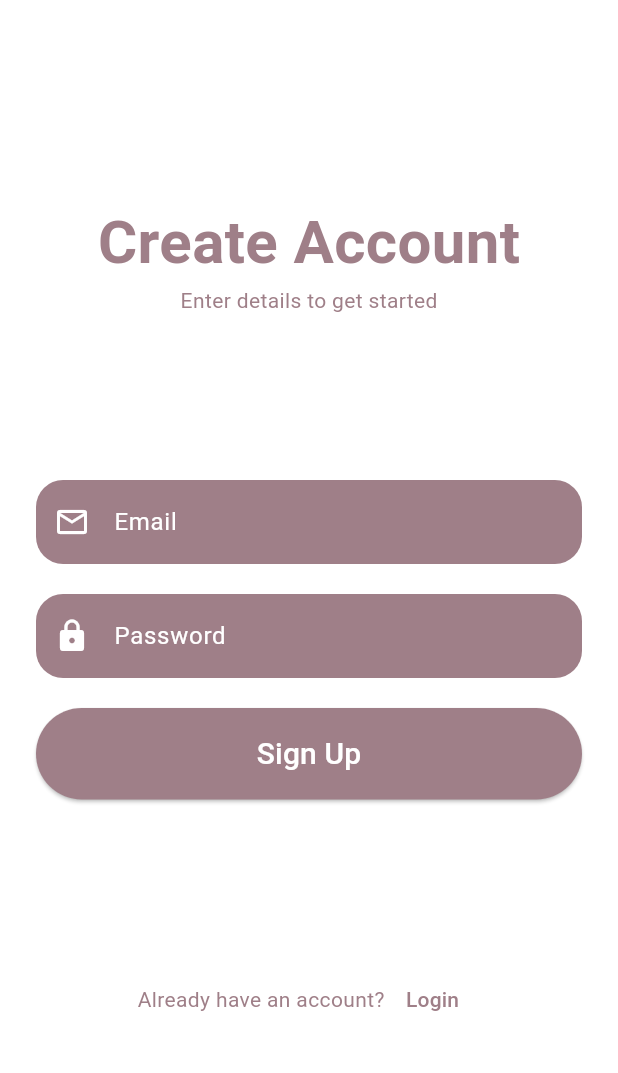
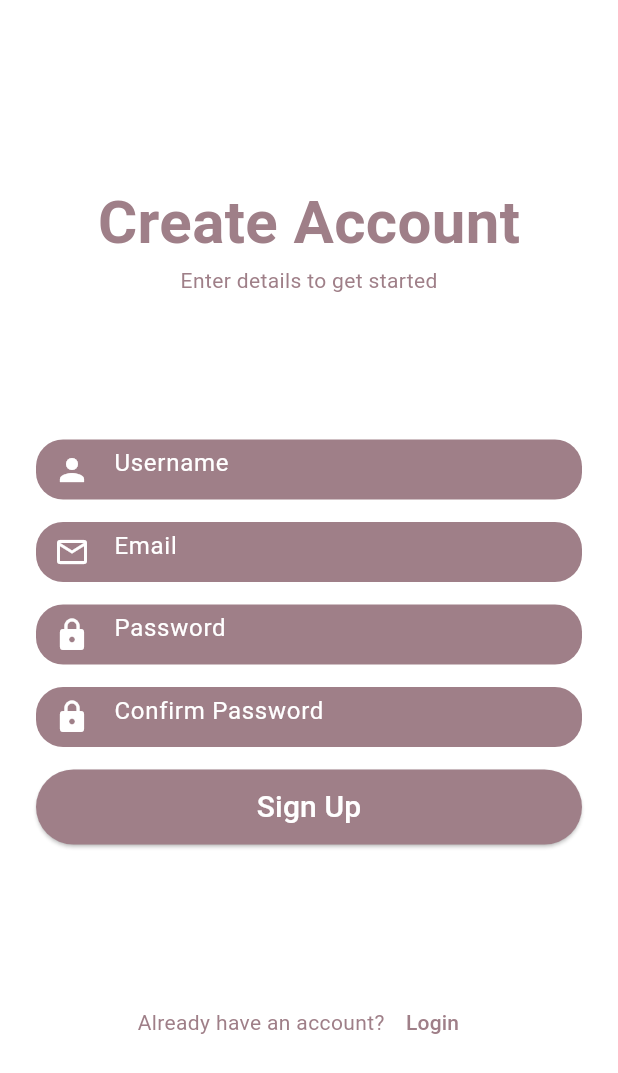
Before and after one commit to Medha1824/Loopwear, a Flutter app: the SignUpScreen screen opened directly, on a phone screen of 412 x 824 dp. Shown: the top 1073 px of the screen. Run offline on Flutter 3.47's test engine with Material 3 defaults, Android fonts, the light colour scheme and no system bars; our stand-ins replace cloud_firestore, firebase_auth, firebase_core, get, get_storage; accounts and stored records are empty; network calls fail.

Commit message:
signin_upgrade

```diff
--- a/lib/login_screen.dart
+++ b/lib/login_screen.dart
@@ -59,7 +59,9 @@ class _LoginPageState extends State<LoginPage> {
 
 
     }  on FirebaseAuthException catch (e) {
-  String message = "Login failed";
+      String message = "Login failed";
+      Color snackColor = Color(0xFF9F7F88);
+
 
   if (e.code == 'user-not-found') {
   message = "No user found for this email";
@@ -70,8 +72,11 @@ class _LoginPageState extends State<LoginPage> {
   }
 
   ScaffoldMessenger.of(context).showSnackBar(
-  SnackBar(content: Text(message)),
+    SnackBar(backgroundColor: snackColor,
+      content:Text(message,
+        style: const TextStyle(color: Colors.white),),),
   );
+
 
   }}
   @override
@@ -111,6 +116,7 @@ class _LoginPageState extends State<LoginPage> {
       children: [
         TextField(
           controller: email,
+          style: TextStyle(color: Colors.white),
           decoration: InputDecoration(
             hintText: "Email",
             hintStyle: TextStyle(
@@ -128,6 +134,7 @@ class _LoginPageState extends State<LoginPage> {
         SizedBox(height: 20),
         TextField(
           controller: password,
+          style: TextStyle(color: Colors.white),
           decoration: InputDecoration(
             hintText: "Password",
             hintStyle: TextStyle(
--- a/lib/sign_up_screen.dart
+++ b/lib/sign_up_screen.dart
@@ -28,14 +28,18 @@ class _SignUpScreenState extends State<SignUpScreen> {
       return null;
     }
   }
+  TextEditingController username=TextEditingController();
   TextEditingController email = TextEditingController();
   TextEditingController password = TextEditingController();
+  TextEditingController confirmpassword= TextEditingController();
 
   Future<void> register() async {
     if (email.text.isEmpty || password.text.isEmpty) {
       ScaffoldMessenger.of(context).showSnackBar(
-        SnackBar(content: Text("Email & Password required")),
-      );
+        SnackBar(backgroundColor:const Color(0xFF9F7F88),
+          content: Text("Email & Password required",
+                                style: TextStyle(color: Colors.white),),
+      ),);
       return;
     }
 
@@ -102,25 +106,60 @@ class _SignUpScreenState extends State<SignUpScreen> {
   _header(context){
     return Column(
         children: [
+          SizedBox(
+            height: 80,
+            child: Column(
+              mainAxisAlignment: MainAxisAlignment.center,
+              children: [
                 Text(
                   "Create Account",
-            style: TextStyle(fontSize: 40,fontWeight: FontWeight.bold,
-                color: const Color (0xFF9F7F88)),
+                  style: TextStyle(
+                    fontSize: 40,
+                    fontWeight: FontWeight.bold,
+                    color: const Color(0xFF9F7F88),
                   ),
-          Text("Enter details to get started",
-                style: TextStyle( color: const Color(0xFF9F7F88)),
                 ),
-
+                Text(
+                  "Enter details to get started",
+                  style: TextStyle(
+                    color: const Color(0xFF9F7F88),
+                  ),
+                ),
+              ],
+            ),
+          ),
         ],
       );
     }
+
   _inputFields(context){
     return Column(
         crossAxisAlignment: CrossAxisAlignment.stretch,
         children: [
-
-          TextField(
+          SizedBox(
+            height:40,
+            child: TextField(
+            controller: username,
+            style: TextStyle(color: Colors.white),
+            decoration: InputDecoration(
+              hintText: "Username",
+              hintStyle: TextStyle(
+                color: Colors.white,
+              ),
+              filled: true,
+              fillColor: const Color(0xFF9F7F88),
+              prefixIcon: Icon(Icons.person ,color: Colors.white),
+              border: OutlineInputBorder(
+                  borderRadius: BorderRadius.circular(18),
+                  borderSide: BorderSide.none),
+            ),
+            obscureText: true,
+          ),),
+          SizedBox(height: 15,),
+          SizedBox(height: 40,
+          child:TextField(
             controller: email,
+            style: TextStyle(color: Colors.white),
             decoration: InputDecoration(
             hintText: "Email",
               hintStyle: TextStyle(
@@ -133,10 +172,13 @@ class _SignUpScreenState extends State<SignUpScreen> {
                 borderRadius: BorderRadius.circular(18),
                 borderSide: BorderSide.none),
             ),
-          ),
-          SizedBox(height: 20,),
+          ),),
+          SizedBox(height: 15,),
+          SizedBox(height: 40,
+          child:
           TextField(
             controller: password,
+            style: TextStyle(color: Colors.white),
             decoration: InputDecoration(
               hintText: "Password",
               hintStyle: TextStyle(
@@ -150,18 +192,40 @@ class _SignUpScreenState extends State<SignUpScreen> {
                   borderSide: BorderSide.none),
             ),
             obscureText: true,
+          ),),
+          SizedBox(height: 15,),
+          SizedBox(height: 40,
+            child:
+            TextField(
+            controller: confirmpassword,
+            style: TextStyle(color: Colors.white),
+            decoration: InputDecoration(
+              hintText: "Confirm Password",
+              hintStyle: TextStyle(
+                color: Colors.white,
               ),
+              filled: true,
+              fillColor: const Color(0xFF9F7F88),
+              prefixIcon: Icon(Icons.lock,color: Colors.white),
+              border: OutlineInputBorder(
+                  borderRadius: BorderRadius.circular(18),
+                  borderSide: BorderSide.none),
+            ),
+            obscureText: true,
+          ),),
 
-          SizedBox(height: 20,),
+          SizedBox(height: 15,),
           ElevatedButton(onPressed: () async{
             await register();},
+            child: SizedBox(height: 40,
+            child: Center(
              child: Text(
               "Sign Up",
               style: TextStyle(fontSize: 20,color: Colors.white),
-          ),
+          ),),),
               style: ElevatedButton.styleFrom(
                 shape: StadiumBorder(),
-                padding: EdgeInsets.symmetric(vertical: 16),
+                padding: EdgeInsets.symmetric(vertical: 5),
                 backgroundColor:  const Color (0xFF9F7F88),
 
               )
```
Also changed, not shown: 2 other files. Lines whose indentation alone changed are shown as unchanged.
